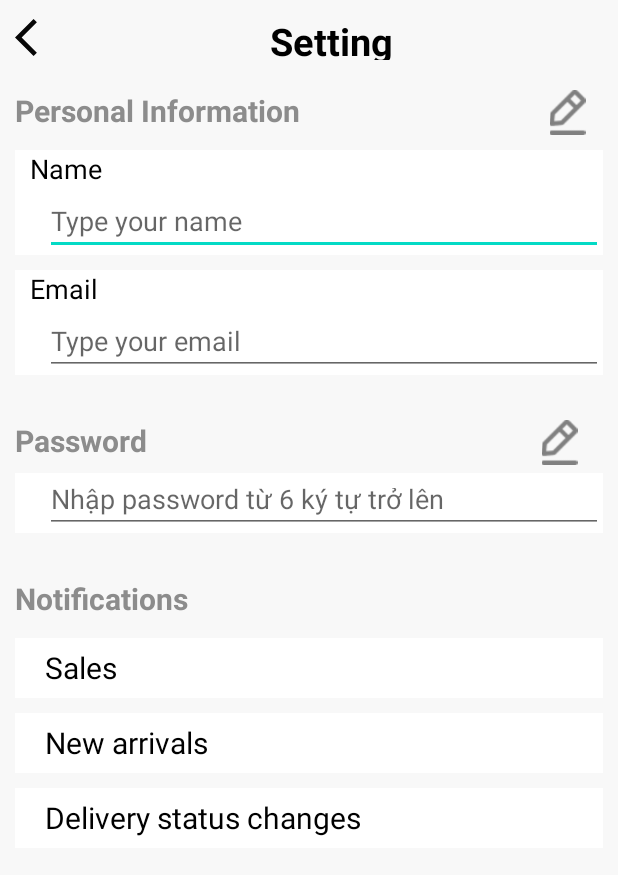
After one commit to trtph/DoAnWoody, an Android app: the layout activity_account_setting.xml on its own in the app's theme, with its tools: preview values and no code run, on a phone screen of 412 x 824 dp. The commit adds this screen. Shown: the top 875 px of the screen. Run offline under Robolectric (Android 15) with nearby library versions, the phone set to English and light mode, and no system bars.

Commit message:
update from master

```diff
--- a/app/src/main/java/com/example/woodygroupapplication/MyVouchers.java
+++ b/app/src/main/java/com/example/woodygroupapplication/MyVouchers.java
@@ -36,11 +36,10 @@ public class MyVouchers extends AppCompatActivity {
         vouchers = new ArrayList<Voucher>();
 
         vouchers.add(new Voucher("BINLOVEHIHI","Hi guy, you will get 50% discount on your first order",R.drawable.voucher1));
-        vouchers.add(new Voucher("BINLOVEHIHI","Hi guy, you will get 50% discount on your first order",R.drawable.voucher1));
+        vouchers.add(new Voucher("RACINGBOIZ","Hi guy, you will get 30% discount on your first order",R.drawable.voucher1));
 
         vouchersAdapter = new VoucherAdapter( MyVouchers.this,vouchers);
 
         rcvVouchers.setAdapter(vouchersAdapter);
-
     }
 }
--- /dev/null
+++ b/app/src/main/res/layout/activity_account_setting.xml
@@ -0,0 +1,221 @@
+<?xml version="1.0" encoding="utf-8"?>
+<LinearLayout xmlns:android="http://schemas.android.com/apk/res/android"
+    android:layout_width="match_parent"
+    android:layout_height="match_parent"
+    xmlns:tools="http://schemas.android.com/tools"
+    tools:context=".AccountSetting"
+    android:background="#F8F8F8"
+    android:padding="10dp"
+    android:orientation="vertical">
+
+
+
+    <LinearLayout
+        android:layout_width="match_parent"
+        android:layout_height="30dp"
+        android:orientation="horizontal">
+        <ImageView
+            android:id="@+id/imvBackHome"
+            android:layout_width="30dp"
+            android:layout_height="30dp"
+            android:src="@drawable/ic_back"
+            />
+
+        <TextView
+            android:layout_width="match_parent"
+            android:layout_height="30dp"
+            android:text="Setting"
+            android:textSize="25sp"
+            android:textColor="@color/black"
+            android:gravity="center"
+            android:textStyle="bold"/>
+    </LinearLayout>
+
+    <LinearLayout
+        android:layout_width="match_parent"
+        android:layout_height="30dp"
+        android:orientation="horizontal"
+        android:layout_marginTop="20dp"
+        android:weightSum="10">
+        <TextView
+            android:layout_width="wrap_content"
+            android:layout_height="30dp"
+            android:text="Personal Information"
+            android:textSize="20sp"
+            android:textColor="#8C8C8C"
+            android:gravity="start"
+            android:textStyle="bold"
+            android:layout_weight="9"/>
+
+        <ImageView
+            android:layout_width="30dp"
+            android:layout_height="30dp"
+            android:layout_weight="1"
+            android:layout_gravity="center"
+            android:src="@drawable/rewrite"/>
+    </LinearLayout>
+
+    <LinearLayout
+        android:layout_width="match_parent"
+        android:layout_height="70dp"
+        android:layout_marginTop="10dp"
+        android:paddingStart="10dp"
+        android:background="#FFFFFF"
+        android:orientation="vertical"
+        >
+        <TextView
+            android:layout_width="match_parent"
+            android:layout_height="wrap_content"
+            android:textSize="18sp"
+            android:textColor="@color/black"
+            android:text="Name"/>
+        <EditText
+            android:id="@+id/edtTypeYourName"
+            android:layout_width="match_parent"
+            android:layout_height="wrap_content"
+            android:textSize="18dp"
+            android:hint="Type your name"
+            android:layout_marginStart="10dp"
+            android:textColor="#DFB1ACAC" />
+    </LinearLayout>
+    <LinearLayout
+        android:layout_width="match_parent"
+        android:layout_height="70dp"
+        android:layout_marginTop="10dp"
+        android:paddingStart="10dp"
+        android:background="#FFFFFF"
+        android:orientation="vertical"
+        >
+        <TextView
+            android:layout_width="match_parent"
+            android:layout_height="wrap_content"
+            android:textSize="18sp"
+            android:textColor="@color/black"
+            android:text="Email"/>
+        <EditText
+            android:id="@+id/edtTypeYourEmail"
+            android:layout_width="match_parent"
+            android:layout_height="wrap_content"
+            android:textSize="18dp"
+            android:hint="Type your email"
+            android:layout_marginStart="10dp"
+            android:textColor="#DFB1ACAC"
+            android:inputType="text"/>
+    </LinearLayout>
+
+    <LinearLayout
+        android:layout_width="match_parent"
+        android:layout_height="30dp"
+        android:orientation="horizontal"
+        android:layout_marginTop="30dp"
+        android:weightSum="10">
+
+        <TextView
+            android:layout_width="wrap_content"
+            android:layout_height="30dp"
+            android:layout_weight="9"
+            android:gravity="start"
+            android:text="Password"
+            android:textColor="#8C8C8C"
+            android:textSize="20sp"
+            android:textStyle="bold" />
+
+        <ImageView
+            android:layout_width="30dp"
+            android:layout_height="30dp"
+            android:layout_weight="1"
+            android:layout_gravity="center"
+            android:src="@drawable/rewrite"/>
+    </LinearLayout>
+
+    <LinearLayout
+        android:layout_width="match_parent"
+        android:layout_height="40dp"
+        android:orientation="horizontal"
+        android:background="#FFFFFF"
+        android:layout_marginTop="5dp">
+        <EditText
+            android:layout_width="match_parent"
+            android:layout_height="match_parent"
+            android:layout_marginStart="20dp"
+            android:textSize="18sp"
+            android:hint="Nhập password từ 6 ký tự trở lên"
+            android:inputType="textPassword"/>
+    </LinearLayout>
+
+    <LinearLayout
+        android:layout_width="match_parent"
+        android:layout_height="30dp"
+        android:orientation="horizontal"
+        android:layout_marginTop="30dp">
+
+        <TextView
+            android:layout_width="wrap_content"
+            android:layout_height="30dp"
+            android:layout_weight="9"
+            android:gravity="start"
+            android:text="Notifications"
+            android:textColor="#8C8C8C"
+            android:textSize="20sp"
+            android:textStyle="bold"
+            />
+    </LinearLayout>
+
+    <LinearLayout
+        android:layout_width="match_parent"
+        android:layout_height="40dp"
+        android:orientation="horizontal"
+        android:layout_marginTop="10dp"
+        android:background="#FFFFFF"
+        android:weightSum="10">
+        <TextView
+            android:layout_gravity="center_vertical"
+            android:layout_width="0dp"
+            android:layout_height="30dp"
+            android:layout_weight="8"
+            android:layout_marginStart="20dp"
+            android:textSize="20sp"
+            android:textColor="@color/black"
+            android:gravity="center_vertical"
+            android:text="Sales"/>
+    </LinearLayout>
+
+    <LinearLayout
+        android:layout_width="match_parent"
+        android:layout_height="40dp"
+        android:orientation="horizontal"
+        android:layout_marginTop="10dp"
+        android:background="#FFFFFF"
+        android:weightSum="10">
+        <TextView
+            android:layout_gravity="center_vertical"
+            android:layout_width="0dp"
+            android:layout_height="30dp"
+            android:layout_weight="8"
+            android:layout_marginStart="20dp"
+            android:gravity="center_vertical"
+            android:textSize="20sp"
+            android:textColor="@color/black"
+            android:text="New arrivals"/>
+    </LinearLayout>
+
+    <LinearLayout
+        android:layout_width="match_parent"
+        android:layout_height="40dp"
+        android:orientation="horizontal"
+        android:layout_marginTop="10dp"
+        android:background="#FFFFFF"
+        android:weightSum="10">
+        <TextView
+            android:layout_gravity="center_vertical"
+            android:layout_width="0dp"
+            android:layout_height="30dp"
+            android:textColor="@color/black"
+            android:layout_weight="8"
+            android:layout_marginStart="20dp"
+            android:gravity="center_vertical"
+            android:textSize="20sp"
+            android:text="Delivery status changes"/>
+    </LinearLayout>
+
+</LinearLayout>
--- a/app/src/main/res/layout/activity_my_vouchers.xml
+++ b/app/src/main/res/layout/activity_my_vouchers.xml
@@ -51,4 +51,5 @@
         android:padding="10dp">
     </androidx.recyclerview.widget.RecyclerView>
 
+
 </LinearLayout>
--- a/app/src/main/res/layout/fragment_user_account.xml
+++ b/app/src/main/res/layout/activity_user_account.xml
@@ -6,7 +6,7 @@
     xmlns:app="http://schemas.android.com/apk/res-auto"
     android:orientation="vertical"
     android:background="#F8F8F8"
-    tools:context=".UserAccountFragment"
+    tools:context=".UserAccountActivity"
     android:weightSum="10">
 
         <TextView
```
Also changed, not shown: app/src/main/java/com/example/woodygroupapplication/AccountSetting.java (added, +8 -0 lines), app/src/main/java/com/example/woodygroupapplication/MainActivity.java (+1 -8 lines), app/src/main/java/com/example/woodygroupapplication/MyPurchasesFragment.java (added, +46 -0 lines), app/src/main/java/com/example/woodygroupapplication/RecentlyViewFragment.java (added, +46 -0 lines), app/src/main/java/com/example/woodygroupapplication/UserAccountActivity.java (renamed from app/src/main/java/com/example/woodygroupapplication/UserAccountFragment.java, +5 -4 lines), app/src/main/res/layout/activity_my_purchases.xml (added, +76 -0 lines), app/src/main/res/layout/activity_recently_view.xml (added, +38 -0 lines), app/src/main/res/drawable-v24/img.png (added), app/src/main/res/drawable-v24/rewrite.png (added).
